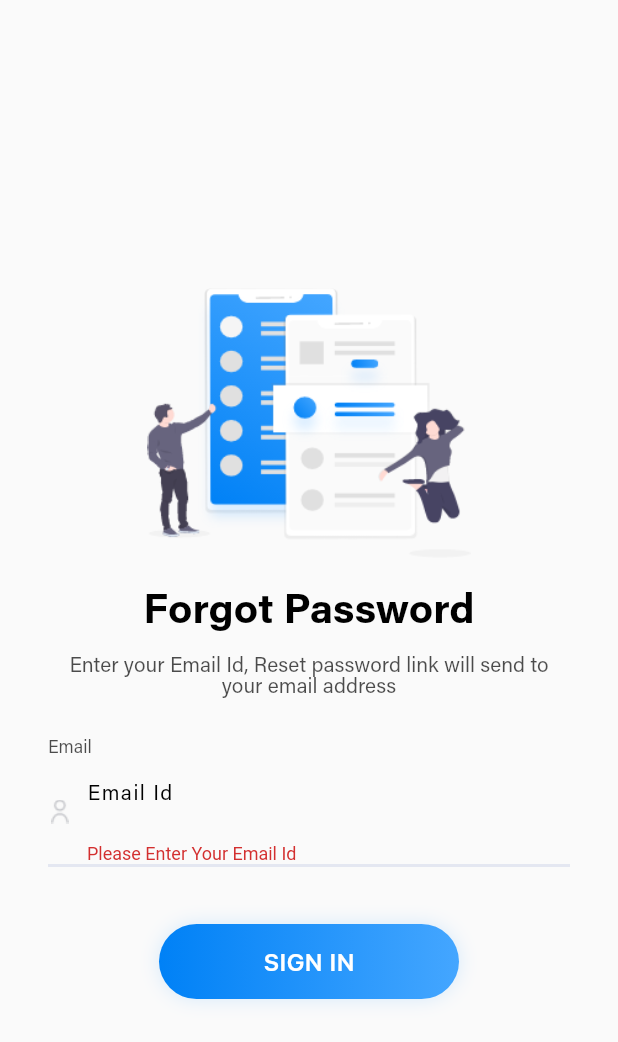
After one commit to ionicfirebaseapp/Flutter-firestore-auth, a Flutter app: the ForgotPassword screen opened directly, after a tap on "SIGN IN", on a phone screen of 412 x 824 dp. The commit adds this screen. Shown: the top 1042 px of the screen. Run offline on Flutter 3.47's test engine with Material 2 defaults, Android fonts, the phone set to English and light mode, and no system bars; our stand-ins replace cloud_firestore, firebase_auth, firebase_core, google_sign_in, shared_preferences; missing offline and left inert: flutter_facebook_login, flutter_twitter_login; accounts and stored records are empty.

Commit message:
forgot page has been added

```diff
--- /dev/null
+++ b/lib/screens/auth/forgot-password.dart
@@ -0,0 +1,336 @@
+import 'package:flutter/material.dart';
+import '../../styles/styles.dart';
+import '../../screens/auth/sign-in.dart';
+import 'package:firebase_auth/firebase_auth.dart';
+import 'package:cloud_firestore/cloud_firestore.dart';
+import 'package:auth_pro/widgets/round-buttons.dart';
+
+class ForgotPassword extends StatefulWidget {
+  static String tag = "reset-password";
+  @override
+  _ForgotPasswordState createState() => _ForgotPasswordState();
+}
+
+class _ForgotPasswordState extends State<ForgotPassword> {
+  final GlobalKey<FormState> _formKey = GlobalKey<FormState>();
+  final TextEditingController _passwordTextController = TextEditingController();
+
+  FocusNode _focusNode;
+
+  @override
+  void dispose() {
+    super.dispose();
+    _focusNode.dispose();
+  }
+
+  @override
+  void initState() {
+    super.initState();
+    _focusNode = new FocusNode();
+    _focusNode.addListener(_onOnFocusNodeEvent);
+  }
+
+  _onOnFocusNodeEvent() {
+    setState(() {
+      // Re-renders
+    });
+  }
+
+  Color _getBorderColor() {
+    return _focusNode.hasFocus ? primaryDark : border;
+  }
+
+
+  final databaseReference = Firestore.instance;
+  final FirebaseAuth auth = FirebaseAuth.instance;
+
+  String email;
+  bool loading = false;
+
+  resetPassword() async {
+    final FormState form = _formKey.currentState;
+    if (!form.validate()) {
+      return;
+    } else {
+      form.save();
+      setState(() {
+        loading = true;
+      });
+      if (email.isNotEmpty) {
+        try{
+          FirebaseUser user = await auth
+              .sendPasswordResetEmail(email:email,)
+              .then((userNew) {
+            return null;
+          });
+          Navigator.pushAndRemoveUntil(
+              context,
+              MaterialPageRoute(
+                builder: (BuildContext context) => SignIn(),
+              ),
+                  (Route<dynamic> route) => false);
+        }catch(e){
+          print('vvvvvvv $e');
+        }
+      }
+      setState(() {
+        loading = false;
+      });
+      return;
+    }
+  }
+
+  @override
+  Widget build(BuildContext context) {
+
+    Widget emailForm = Container(
+      margin: EdgeInsets.only(bottom: 18.0),
+      child: Row(
+        children: <Widget>[
+          Image.asset("lib/assets/icons/user-grey.png", height: 16.0, width: 16.0,),
+          Container(
+            width: screenWidth(context)*0.7,
+            child: TextFormField(
+              style: subtitlePrimaryTextAR(),
+              cursorColor: primaryDark, cursorRadius: Radius.circular(1.0), cursorWidth: 1.0,
+              keyboardType: TextInputType.emailAddress,
+              onSaved: (String value) => email = value,
+              validator: (String value) {
+                if(value.isEmpty)
+                  return 'Please Enter Your Email Id';
+                else
+                  return null;
+              },
+              decoration: InputDecoration(
+                contentPadding: EdgeInsets.only(left: 10.0, right: 0.0, top: 10.0, bottom: 12.0),
+                border: OutlineInputBorder(
+                    borderSide: BorderSide.none
+                ),
+                hintText: "Email Id",
+                hintStyle: subTitleBlackTextAR(),
+              ),
+              focusNode: _focusNode,
+            ),
+          ),
+        ],
+      ),
+      decoration: new BoxDecoration(
+        border: new Border(
+          bottom: BorderSide(color: _getBorderColor(), style: BorderStyle.solid, width: 2.0),
+        ),
+      ),
+    );
+
+    return Scaffold(
+      body: GestureDetector(
+        onTap: () {
+          FocusScope.of(context).requestFocus(new FocusNode());
+        },
+        child: Form(
+          key: _formKey,
+          child: Container(
+            alignment: AlignmentDirectional.center,
+            margin: EdgeInsets.only(top: 50.0),
+            child: ListView(
+              padding: const EdgeInsets.all(16.0),
+              shrinkWrap: true,
+              physics: ScrollPhysics(),
+              children: <Widget>[
+                Image.asset("lib/assets/imgs/centerLogo.png", width: 200.0, height: 180.0, fit: BoxFit.contain,),
+                Container(
+                  alignment: AlignmentDirectional.center,
+                  padding: const EdgeInsets.only(top: 20.0, bottom: 12.0),
+                  child: Text("Forgot Password", style: titleBlackTextAB(),),
+                ),
+                Container(
+                  alignment: AlignmentDirectional.center,
+                  padding: EdgeInsets.symmetric(horizontal: 24.0),
+                  child: Text("Enter your Email Id, Reset password link will send to your email address",
+                    style: subTitleLightBlackTextAR(), textAlign: TextAlign.center,
+                  ),
+                ),
+                Container(
+                  alignment: AlignmentDirectional.topStart,
+                  padding: EdgeInsets.only(left: 16.0, top: 28.0, bottom: 4.0, right: 16.0),
+                  child: Column(
+                    mainAxisAlignment: MainAxisAlignment.start,
+                    crossAxisAlignment: CrossAxisAlignment.start,
+                    children: <Widget>[
+                      Text("Email", style: textLightBlackTextAR(),),
+                      emailForm,
+                    ],
+                  ),
+                ),
+                RawMaterialButton(
+                  padding: EdgeInsets.symmetric(vertical: 16.0),
+                  onPressed: () async {
+                    await resetPassword();
+                  },
+                  child: RoundButton(title: "SIGN IN", color1: primaryDark, color2: primaryLight,),
+                ),
+              ],
+            ),
+          ),
+        ),
+      ),
+    );
+  }
+}
+
+
+//Scaffold(
+//resizeToAvoidBottomInset: false,
+//body: GestureDetector(
+//onTap: () {
+//FocusScope.of(context).requestFocus(new FocusNode());
+//},
+//child: Stack(
+//fit: StackFit.expand,
+//children: <Widget>[
+//new Image(
+//image: new AssetImage("lib/assets/bg/image.png"),
+//fit: BoxFit.cover,
+//),
+//Center(
+//child: SingleChildScrollView(
+//padding: EdgeInsets.fromLTRB(30.0, 0.0, 30.0, 30.0),
+//child: Column(
+//mainAxisAlignment: MainAxisAlignment.center,
+//crossAxisAlignment: CrossAxisAlignment.start,
+//children: <Widget>[
+//Image(
+//image: AssetImage("lib/assets/icon/logo.png"),
+//),
+//Container(
+//alignment: AlignmentDirectional.center,
+//padding: EdgeInsets.fromLTRB(0.0, 40.0, 0.0, 30.0),
+//child: Text(
+//"Enter your Email Id, Reset password link will send to your email address",
+////                        style: subTitleWhite2(),
+//textAlign: TextAlign.center,
+//),
+//),
+//Form(
+//key: _formKey,
+//child: Theme(
+//data: ThemeData(
+//brightness: Brightness.dark,
+//accentColor: primary,
+//inputDecorationTheme: new InputDecorationTheme(
+//labelStyle: new TextStyle(
+//color: primary,
+//fontSize: 16.0,
+//),
+//),
+//),
+//child: Column(
+//mainAxisAlignment: MainAxisAlignment.center,
+//crossAxisAlignment: CrossAxisAlignment.center,
+//children: <Widget>[
+//Container(
+//padding: EdgeInsets.fromLTRB(0.0, 0.0, 0.0, 15.0),
+//child: Stack(
+//children: <Widget>[
+//Container(
+//width: screenWidth(context)*0.83,
+//color: Colors.white,
+//padding: EdgeInsets.only(left: 65.0),
+//child: TextFormField(
+//textAlign: TextAlign.left,
+//cursorColor: border,
+//decoration: InputDecoration(
+//border: InputBorder.none,
+//hintText: 'Email Id',
+//hintStyle: hintStyleDark(),
+//),
+//style: hintStyleDark(),
+//keyboardType: TextInputType.emailAddress,
+//validator: (String value) {
+//if (value.isEmpty ||
+//!RegExp(r"[a-z0-9!#$%&'*+/=?^_`{|}~-]+(?:\.[a-z0-9!#$%&'*+/=?^_`{|}~-]+)*@(?:[a-z0-9](?:[a-z0-9-]*[a-z0-9])?\.)+[a-z0-9](?:[a-z0-9-]*[a-z0-9])?")
+//    .hasMatch(value)) {
+//return 'Please enter a valid email';
+//}
+//},
+//onSaved: (String value) {
+//email = value;
+//},
+//),
+//),
+//Positioned(
+//top: -6.0,
+//right: (screenWidth(context) * 0.83) - 55.0,
+//child: Stack(
+//fit: StackFit.loose,
+//alignment: AlignmentDirectional.center,
+//children: <Widget>[
+//Image.asset("lib/assets/icon/send.png"),
+//Padding(
+//padding: EdgeInsets.only(
+//bottom: 8.0, left: 2.0),
+//child: Icon(
+//FontAwesomeIcons.user,
+//color: Colors.white,
+//size: 16.0,
+//),
+//),
+//],
+//),
+//)
+//],
+//),
+//),
+//Padding(
+//padding: EdgeInsetsDirectional.only(
+//top: 30.0,
+//start: 45.0,
+//end: 45.0,
+//bottom: 10.0),
+//child: RawMaterialButton(
+//shape: RoundedRectangleBorder(
+//borderRadius: BorderRadius.circular(5.0),
+//),
+//fillColor: secondary,
+//child: Container(
+//height: 45.0,
+//width: screenWidth(context) * 0.5,
+//decoration: BoxDecoration(
+//borderRadius: BorderRadius.circular(5.0),
+//),
+//child: Row(
+//mainAxisAlignment: MainAxisAlignment.center,
+//children: <Widget>[
+//Text(
+//'SUBMIT',
+//style: subTitleWhiteSR(),
+//),
+//new Padding(
+//padding: new EdgeInsets.only(
+//left: 5.0, right: 5.0),
+//),
+//loading
+//? new Image.asset(
+//'lib/assets/gif/load.gif',
+//width: 19.0,
+//height: 19.0,
+//)
+//: new Text(''),
+//],
+//),
+//),
+//onPressed: resetPassword,
+//splashColor: secondary,
+//),
+//),
+//],
+//),
+//),
+//)
+//],
+//),
+//),
+//),
+//],
+//),
+//),
+//);
```
Also changed, not shown: lib/screens/auth/sign-in.dart (+34 -24 lines), lib/screens/auth/sign-up.dart (+54 -25 lines), pubspec.lock, 8 other files.
